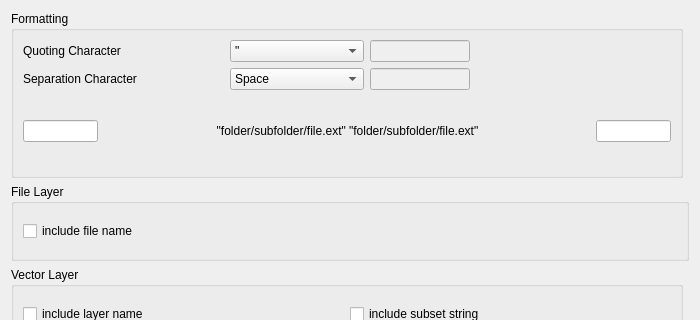
This is ui/settingsdiag.ui in freeshrugsxd/qgis-pathfinder as Qt 5 draws it before an edit; both pictures show x 0 to 700 and y 0 to 320 of the 700 by 550 pixel window. The edited form follows.
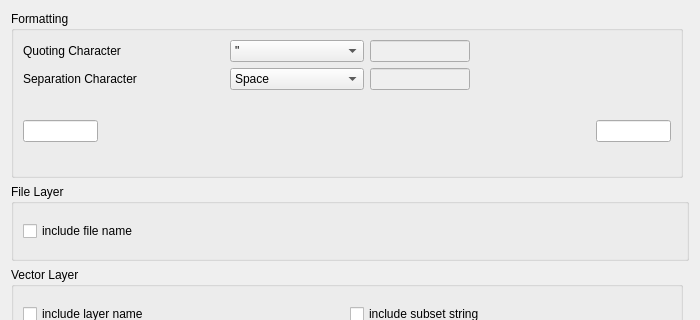
This is the edited form.

The edit to the form file:
```diff
--- a/ui/settingsdiag.ui
+++ b/ui/settingsdiag.ui
@@ -288,7 +288,7 @@
            <enum>QFrame::NoFrame</enum>
           </property>
           <property name="text">
-           <string>&quot;folder/subfolder/file.ext&quot; &quot;folder/subfolder/file.ext&quot;</string>
+           <string notr="true"/>
           </property>
           <property name="alignment">
            <set>Qt::AlignCenter</set>
```
Left out of the diff: 46 changed lines with no effect on the pictures.
